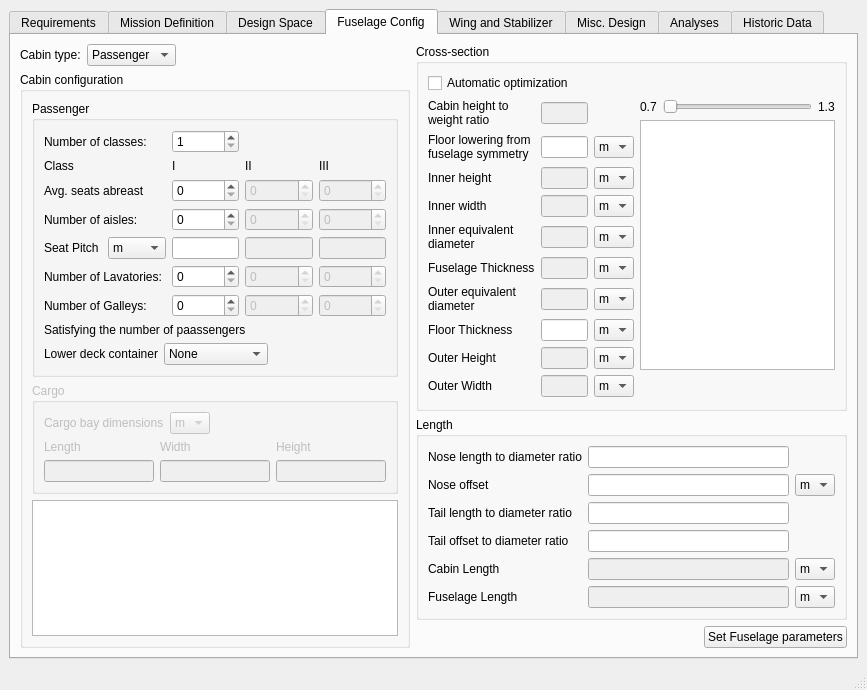
Qt form gui/Window3.ui (varun-sudarsanan/opaide) before a commit.
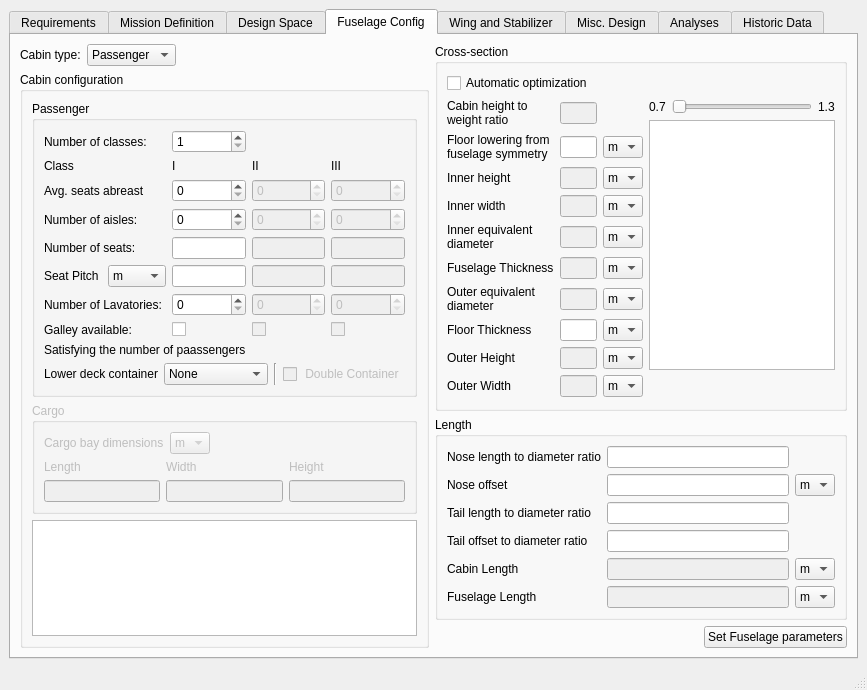
The same form after that commit. The open tabs and pages were chosen to show the change.

Patch:
```diff
--- a/gui/Window3.ui
+++ b/gui/Window3.ui
@@ -18,7 +18,7 @@
     <item>
      <widget class="QTabWidget" name="tabWidget">
       <property name="currentIndex">
-       <number>3</number>
+       <number>4</number>
       </property>
       <widget class="QWidget" name="req_tab">
        <attribute name="title">
@@ -1976,37 +1976,6 @@
                     </property>
                    </widget>
                   </item>
-                  <item row="3" column="3">
-                   <widget class="QSpinBox" name="aisles3_sb">
-                    <property name="enabled">
-                     <bool>false</bool>
-                    </property>
-                    <property name="maximum">
-                     <number>3</number>
-                    </property>
-                   </widget>
-                  </item>
-                  <item row="7" column="0">
-                   <widget class="QLabel" name="label_5">
-                    <property name="text">
-                     <string>Number of Galleys: </string>
-                    </property>
-                   </widget>
-                  </item>
-                  <item row="6" column="0">
-                   <widget class="QLabel" name="label_14">
-                    <property name="text">
-                     <string>Number of Lavatories: </string>
-                    </property>
-                   </widget>
-                  </item>
-                  <item row="1" column="3">
-                   <widget class="QLabel" name="classIII_lab">
-                    <property name="text">
-                     <string>III</string>
-                    </property>
-                   </widget>
-                  </item>
                   <item row="3" column="1">
                    <widget class="QSpinBox" name="aisles1_sb">
                     <property name="maximum">
@@ -2021,7 +1990,7 @@
                     </property>
                    </widget>
                   </item>
-                  <item row="6" column="3">
+                  <item row="7" column="3">
                    <widget class="QSpinBox" name="lav3_sb">
                     <property name="enabled">
                      <bool>false</bool>
@@ -2031,20 +2000,6 @@
                     </property>
                    </widget>
                   </item>
-                  <item row="0" column="0">
-                   <widget class="QLabel" name="label_10">
-                    <property name="text">
-                     <string>Number of classes: </string>
-                    </property>
-                   </widget>
-                  </item>
-                  <item row="5" column="3">
-                   <widget class="QLineEdit" name="seat_pitch3_inp">
-                    <property name="enabled">
-                     <bool>false</bool>
-                    </property>
-                   </widget>
-                  </item>
                   <item row="2" column="3">
                    <widget class="QSpinBox" name="avg_seats3_sb">
                     <property name="enabled">
@@ -2058,13 +2013,40 @@
                     </property>
                    </widget>
                   </item>
-                  <item row="7" column="3">
-                   <widget class="QSpinBox" name="gall3_sb">
+                  <item row="6" column="3">
+                   <widget class="QLineEdit" name="seat_pitch3_inp">
                     <property name="enabled">
                      <bool>false</bool>
                     </property>
+                   </widget>
+                  </item>
+                  <item row="2" column="2">
+                   <widget class="QSpinBox" name="avg_seats2_sb">
+                    <property name="enabled">
+                     <bool>false</bool>
+                    </property>
+                    <property name="minimum">
+                     <number>0</number>
+                    </property>
                     <property name="maximum">
-                     <number>1</number>
+                     <number>12</number>
+                    </property>
+                   </widget>
+                  </item>
+                  <item row="3" column="3">
+                   <widget class="QSpinBox" name="aisles3_sb">
+                    <property name="enabled">
+                     <bool>false</bool>
+                    </property>
+                    <property name="maximum">
+                     <number>3</number>
+                    </property>
+                   </widget>
+                  </item>
+                  <item row="1" column="3">
+                   <widget class="QLabel" name="classIII_lab">
+                    <property name="text">
+                     <string>III</string>
                     </property>
                    </widget>
                   </item>
@@ -2075,7 +2057,7 @@
                     </property>
                    </widget>
                   </item>
-                  <item row="6" column="2">
+                  <item row="7" column="2">
                    <widget class="QSpinBox" name="lav2_sb">
                     <property name="enabled">
                      <bool>false</bool>
@@ -2085,26 +2067,20 @@
                     </property>
                    </widget>
                   </item>
-                  <item row="5" column="2">
+                  <item row="7" column="0">
+                   <widget class="QLabel" name="label_14">
+                    <property name="text">
+                     <string>Number of Lavatories: </string>
+                    </property>
+                   </widget>
+                  </item>
+                  <item row="6" column="2">
                    <widget class="QLineEdit" name="seat_pitch2_inp">
                     <property name="enabled">
                      <bool>false</bool>
                     </property>
                    </widget>
                   </item>
-                  <item row="2" column="2">
-                   <widget class="QSpinBox" name="avg_seats2_sb">
-                    <property name="enabled">
-                     <bool>false</bool>
-                    </property>
-                    <property name="minimum">
-                     <number>0</number>
-                    </property>
-                    <property name="maximum">
-                     <number>12</number>
-                    </property>
-                   </widget>
-                  </item>
                   <item row="2" column="0">
                    <widget class="QLabel" name="label_17">
                     <property name="text">
@@ -2112,10 +2088,17 @@
                     </property>
                    </widget>
                   </item>
-                  <item row="3" column="0">
-                   <widget class="QLabel" name="label_20">
+                  <item row="0" column="0">
+                   <widget class="QLabel" name="label_10">
                     <property name="text">
-                     <string>Number of aisles:</string>
+                     <string>Number of classes: </string>
+                    </property>
+                   </widget>
+                  </item>
+                  <item row="8" column="0">
+                   <widget class="QLabel" name="label_5">
+                    <property name="text">
+                     <string>Galley available:</string>
                     </property>
                    </widget>
                   </item>
@@ -2129,51 +2112,7 @@
                     </property>
                    </widget>
                   </item>
-                  <item row="7" column="2">
-                   <widget class="QSpinBox" name="gall2_sb">
-                    <property name="enabled">
-                     <bool>false</bool>
-                    </property>
-                    <property name="maximum">
-                     <number>1</number>
-                    </property>
-                   </widget>
-                  </item>
-                  <item row="1" column="2">
-                   <widget class="QLabel" name="classII_lab">
-                    <property name="text">
-                     <string>II</string>
-                    </property>
-                   </widget>
-                  </item>
-                  <item row="0" column="1">
-                   <widget class="QSpinBox" name="class_num_sb">
-                    <property name="minimum">
-                     <number>1</number>
-                    </property>
-                    <property name="maximum">
-                     <number>3</number>
-                    </property>
-                   </widget>
-                  </item>
-                  <item row="6" column="1">
-                   <widget class="QSpinBox" name="lav1_sb">
-                    <property name="minimum">
-                     <number>0</number>
-                    </property>
-                    <property name="maximum">
-                     <number>2</number>
-                    </property>
-                   </widget>
-                  </item>
-                  <item row="7" column="1">
-                   <widget class="QSpinBox" name="gall1_sb">
-                    <property name="maximum">
-                     <number>1</number>
-                    </property>
-                   </widget>
-                  </item>
-                  <item row="5" column="0">
+                  <item row="6" column="0">
                    <layout class="QHBoxLayout" name="horizontalLayout_30">
                     <item>
                      <widget class="QLabel" name="label_44">
@@ -2203,9 +2142,94 @@
                     </item>
                    </layout>
                   </item>
-                  <item row="5" column="1">
+                  <item row="0" column="1">
+                   <widget class="QSpinBox" name="class_num_sb">
+                    <property name="minimum">
+                     <number>1</number>
+                    </property>
+                    <property name="maximum">
+                     <number>3</number>
+                    </property>
+                   </widget>
+                  </item>
+                  <item row="7" column="1">
+                   <widget class="QSpinBox" name="lav1_sb">
+                    <property name="minimum">
+                     <number>0</number>
+                    </property>
+                    <property name="maximum">
+                     <number>2</number>
+                    </property>
+                   </widget>
+                  </item>
+                  <item row="1" column="2">
+                   <widget class="QLabel" name="classII_lab">
+                    <property name="text">
+                     <string>II</string>
+                    </property>
+                   </widget>
+                  </item>
+                  <item row="6" column="1">
                    <widget class="QLineEdit" name="seat_pitch1_inp"/>
                   </item>
+                  <item row="3" column="0">
+                   <widget class="QLabel" name="label_20">
+                    <property name="text">
+                     <string>Number of aisles:</string>
+                    </property>
+                   </widget>
+                  </item>
+                  <item row="4" column="0">
+                   <widget class="QLabel" name="label_23">
+                    <property name="text">
+                     <string>Number of seats:</string>
+                    </property>
+                   </widget>
+                  </item>
+                  <item row="4" column="1">
+                   <widget class="QLineEdit" name="seats_num1_inp"/>
+                  </item>
+                  <item row="4" column="2">
+                   <widget class="QLineEdit" name="seats_num2_inp">
+                    <property name="enabled">
+                     <bool>false</bool>
+                    </property>
+                   </widget>
+                  </item>
+                  <item row="4" column="3">
+                   <widget class="QLineEdit" name="seats_num3_inp">
+                    <property name="enabled">
+                     <bool>false</bool>
+                    </property>
+                   </widget>
+                  </item>
+                  <item row="8" column="1">
+                   <widget class="QCheckBox" name="gall1_check">
+                    <property name="text">
+                     <string/>
+                    </property>
+                   </widget>
+                  </item>
+                  <item row="8" column="2">
+                   <widget class="QCheckBox" name="gall2_check">
+                    <property name="enabled">
+                     <bool>false</bool>
+                    </property>
+                    <property name="text">
+                     <string/>
+                    </property>
+                   </widget>
+                  </item>
+                  <item row="8" column="3">
+                   <widget class="QCheckBox" name="gall3_check">
+                    <property name="enabled">
+                     <bool>false</bool>
+                    </property>
+                    <property name="text">
+                     <string/>
+                    </property>
+                   </widget>
+                  </item>
                  </layout>
                 </item>
                 <item>
@@ -2314,6 +2338,36 @@
                    </widget>
                   </item>
                   <item row="2" column="2">
+                   <spacer name="horizontalSpacer_22">
+                    <property name="orientation">
+                     <enum>Qt::Horizontal</enum>
+                    </property>
+                    <property name="sizeHint" stdset="0">
+                     <size>
+                      <width>40</width>
+                      <height>20</height>
+                     </size>
+                    </property>
+                   </spacer>
+                  </item>
+                  <item row="2" column="3">
+                   <widget class="Line" name="line_2">
+                    <property name="orientation">
+                     <enum>Qt::Vertical</enum>
+                    </property>
+                   </widget>
+                  </item>
+                  <item row="2" column="6">
+                   <widget class="QCheckBox" name="double_cont_check">
+                    <property name="enabled">
+                     <bool>false</bool>
+                    </property>
+                    <property name="text">
+                     <string> Double Container</string>
+                    </property>
+                   </widget>
+                  </item>
+                  <item row="2" column="7">
                    <spacer name="horizontalSpacer_17">
                     <property name="orientation">
                      <enum>Qt::Horizontal</enum>
```
